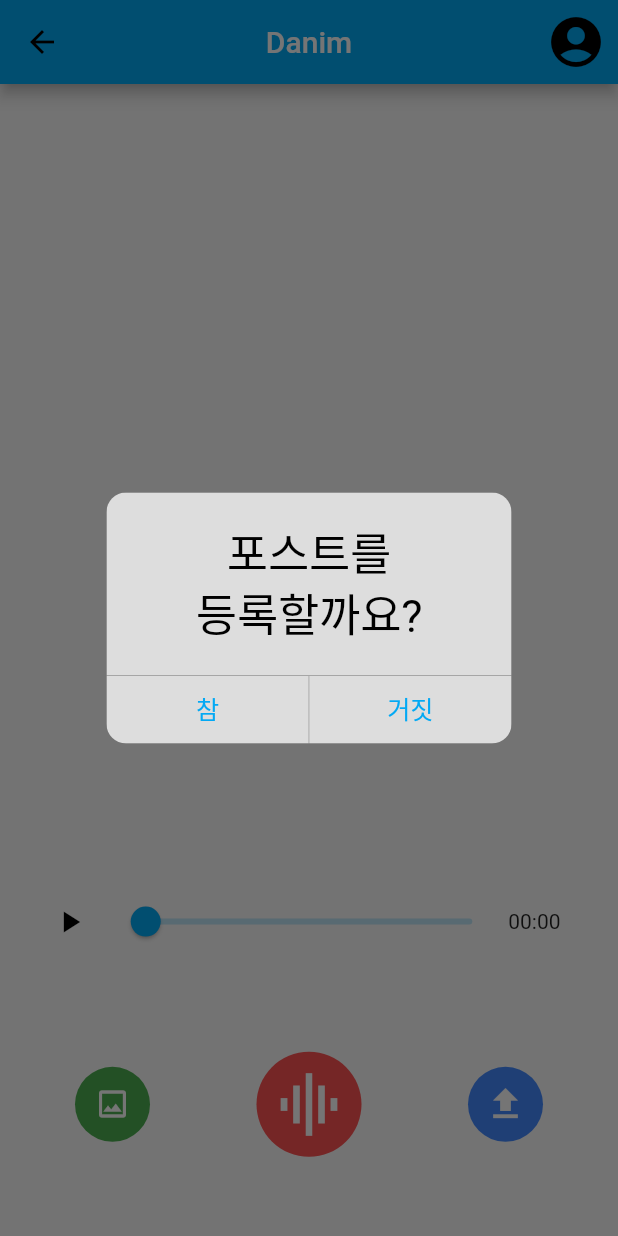
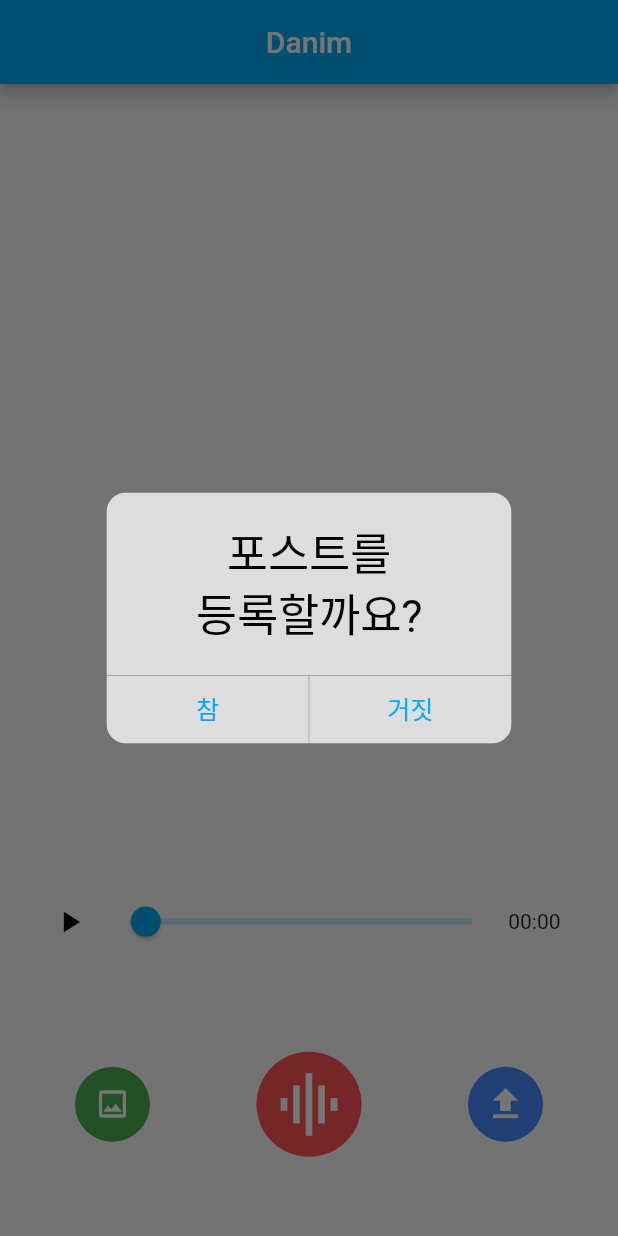
Before and after one commit to popurach/Danim, a Flutter app: the RecordView screen opened directly, after a tap on the "upload" icon, on a phone screen of 412 x 824 dp. Run offline on Flutter 3.47's test engine with Material 2 defaults, Android fonts, the phone set to English and light mode, and no system bars; drawn by our look-alikes of cached_network_image, carousel_slider; our stand-ins replace animated_bottom_navigation_bar, audioplayers, camera, device_info_plus, dio, flutter_dotenv and 9 more; missing offline and left inert: kakao_flutter_sdk, multi_image_picker_view, record; accounts and stored records are empty; network calls fail; statements that could not run were skipped; project files that could hold a hidden picture were left out.

```diff
--- a/frontend/lib/view_models/login_view_model.dart
+++ b/frontend/lib/view_models/login_view_model.dart
@@ -28,7 +28,7 @@ class LoginViewModel extends ChangeNotifier {
 
     storage.write(key: 'userUid', value: userInfo.userUid.toString());
 
-    Navigator.pushReplacement(
+    Navigator.pushAndRemoveUntil(
         context,
         PageRouteBuilder(
           pageBuilder: (_, __, ___) => MultiProvider(
@@ -41,6 +41,6 @@ class LoginViewModel extends ChangeNotifier {
             child: MyHomePage(),
           ),
         ),
-    );
+        (route) => false);
   }
 }
--- a/frontend/lib/view_models/modify_profile_view_model.dart
+++ b/frontend/lib/view_models/modify_profile_view_model.dart
@@ -10,7 +10,7 @@ import 'package:http_parser/http_parser.dart';
 import 'package:image_picker/image_picker.dart';
 
 class ModifyProfileViewModel extends ChangeNotifier {
-  final controller = TextEditingController();
+  final textEditController = TextEditingController();
   String _imagePath = '';
   XFile? _selectedImageFile;
   String _nickname = '';
@@ -18,7 +18,7 @@ class ModifyProfileViewModel extends ChangeNotifier {
   ModifyProfileViewModel(profileImageUrl, nickname) {
     _nickname = nickname;
     _imagePath = profileImageUrl;
-    controller.text = _nickname;
+    textEditController.text = _nickname;
     notifyListeners();
   }
 
--- a/frontend/lib/views/bottom_navigation.dart
+++ b/frontend/lib/views/bottom_navigation.dart
@@ -6,7 +6,8 @@ import 'package:provider/provider.dart';
 class CustomBottomNavigationBar extends StatelessWidget {
   @override
   Widget build(BuildContext context) {
-    return Consumer<AppViewModel>(builder: (context, viewModel, child) {
+    return Consumer<AppViewModel>(
+      builder: (context, viewModel, child) {
         return AnimatedBottomNavigationBar(
           icons: const [Icons.home, Icons.account_circle],
           iconSize: 40,
@@ -18,6 +19,7 @@ class CustomBottomNavigationBar extends StatelessWidget {
           },
           activeColor: Colors.lightBlue,
         );
-    });
+      },
+    );
   }
 }
--- a/frontend/lib/views/custom_app_bar.dart
+++ b/frontend/lib/views/custom_app_bar.dart
@@ -1,6 +1,7 @@
 import 'package:cached_network_image/cached_network_image.dart';
 import 'package:danim/view_models/app_view_model.dart';
 import 'package:flutter/material.dart';
+import 'package:logger/logger.dart';
 import 'package:provider/provider.dart';
 
 class CustomAppBar extends StatelessWidget implements PreferredSizeWidget {
@@ -20,7 +21,10 @@ class CustomAppBar extends StatelessWidget implements PreferredSizeWidget {
           offset: const Offset(0, 55),
           icon: CachedNetworkImage(
             imageUrl: appViewModel.imageUrl,
-            errorWidget: (_, __, ___) => const Icon(Icons.account_circle),
+            errorWidget: (_, __, ___) => const Icon(
+              Icons.account_circle,
+              color: Colors.blueGrey,
+            ),
             imageBuilder: (_, imageProvider) => Container(
               width: 80.0,
               height: 80.0,
--- a/frontend/lib/views/modify_profile.dart
+++ b/frontend/lib/views/modify_profile.dart
@@ -60,7 +60,7 @@ class ModifyProfile extends StatelessWidget {
                     child: SizedBox(
                       height: 80,
                       child: TextField(
-                        controller: viewModel.controller,
+                        controller: viewModel.textEditController,
                         onChanged: (value) {
                           viewModel.nickname = value;
                         },
--- a/frontend/lib/views/record_screen.dart
+++ b/frontend/lib/views/record_screen.dart
@@ -3,7 +3,6 @@ import 'dart:io';
 import 'package:carousel_slider/carousel_slider.dart';
 import 'package:danim/module/CupertinoAlertDialog.dart';
 import 'package:danim/view_models/app_view_model.dart';
-import 'package:danim/views/custom_app_bar.dart';
 import 'package:flutter/material.dart';
 import 'package:provider/provider.dart';
 
@@ -15,22 +14,23 @@ class RecordView extends StatelessWidget {
   @override
   Widget build(BuildContext context) {
     return SafeArea(
-      child: Consumer<AppViewModel>(builder: (context, appViewModel, child) {
+      child: Consumer<AppViewModel>(
+        builder: (context, appViewModel, _) {
           return Consumer<RecordViewModel>(
-          builder: (_, recordViewModel, child) {
+            builder: (_, recordViewModel, __) {
               return Scaffold(
-              appBar: CustomAppBar(
-                moveToModifyProfile: () {
-                  appViewModel.goModifyProfilePage();
-                },
-                logout: () {
-                  appViewModel.logout(context);
-                },
+                appBar: AppBar(
+                  automaticallyImplyLeading: false,
+                  title: const Text(
+                    'Danim',
+                    style: TextStyle(color: Colors.white),
+                  ),
+                  centerTitle: true,
                 ),
                 body: Column(
                   children: [
                     // 캐러셀
-                  Container(
+                    SizedBox(
                       height: MediaQuery.of(context).size.height * 0.60,
                       // 컨슈머로 변화 감지
                       child: CarouselSlider(
@@ -41,8 +41,10 @@ class RecordView extends StatelessWidget {
                           enlargeCenterPage: true,
                           enlargeStrategy: CenterPageEnlargeStrategy.height,
                         ),
-                          items: recordViewModel.imageList.map((file) {
-                            return Builder(builder: (BuildContext context) {
+                        items: recordViewModel.imageList.map(
+                          (file) {
+                            return Builder(
+                              builder: (BuildContext context) {
                                 return Container(
                                   margin: const EdgeInsets.all(4),
                                   child: Image.file(
@@ -50,11 +52,15 @@ class RecordView extends StatelessWidget {
                                     fit: BoxFit.cover,
                                   ),
                                 );
-                            });
-                          }).toList())),
+                              },
+                            );
+                          },
+                        ).toList(),
+                      ),
+                    ),
 
                     Container(
-                      padding: EdgeInsets.only(left: 30, right: 30),
+                        padding: const EdgeInsets.only(left: 30, right: 30),
                         height: 30,
                         child: Row(
                           mainAxisAlignment: MainAxisAlignment.center,
@@ -68,7 +74,8 @@ class RecordView extends StatelessWidget {
                                           recordViewModel.locationInfo.flag!,
                                           fit: BoxFit.fitHeight),
                                     )
-                                  : Text("")),
+                                  : Container(),
+                            ),
                             const SizedBox(
                               width: 10,
                             ),
@@ -78,11 +85,10 @@ class RecordView extends StatelessWidget {
                                     '${recordViewModel.locationInfo.country} ${recordViewModel.locationInfo.address2}'))
                           ],
                         )),
-                  Container(
-                      child: ChangeNotifierProvider<AudioPlayerViewModel>(
+                    ChangeNotifierProvider<AudioPlayerViewModel>(
                       create: (_) => recordViewModel.audioPlayerViewModel,
                       child: AudioPlayerView(),
-                  )),
+                    ),
 
                     // 버튼 컨테이너
                     Expanded(
@@ -112,7 +118,7 @@ class RecordView extends StatelessWidget {
                           ),
 
                           // 녹음 버튼
-                        Container(
+                          SizedBox(
                             width: 70,
                             height: 70,
                             child: ColoredContainer(
@@ -156,7 +162,8 @@ class RecordView extends StatelessWidget {
               );
             },
           );
-      }),
+        },
+      ),
     );
   }
 }
--- a/frontend/lib/views/timeline_detail_page.dart
+++ b/frontend/lib/views/timeline_detail_page.dart
@@ -1,7 +1,5 @@
 import 'package:cached_network_image/cached_network_image.dart';
-import 'package:danim/view_models/post_view_model.dart';
 import 'package:danim/view_models/timeline_detail_view_model.dart';
-import 'package:danim/views/post_detail.dart';
 import 'package:danim/views/post_list_item.dart';
 import 'package:flutter/material.dart';
 import 'package:provider/provider.dart';
--- a/frontend/pubspec.yaml
+++ b/frontend/pubspec.yaml
@@ -119,6 +119,7 @@ flutter:
 
   assets:
     - assets/images/
+    - assets/lottie/
     - assets/launcher_icon/
     - .env
 
```
Also changed, not shown: frontend/lib/main.dart (+6 -1 lines), frontend/lib/view_models/app_view_model.dart (+11 -5 lines), frontend/lib/view_models/my_timeline_list_view_model.dart (deleted, +0 -31 lines), frontend/lib/view_models/timeline_list_view_model.dart (+5 -6 lines), frontend/lib/views/camera_screen.dart (+18 -10 lines), frontend/lib/views/login_page.dart (+35 -1 lines), frontend/lib/views/timeline_list_page.dart (+16 -3 lines), frontend/lib/views/user_timeline_list_view.dart (+26 -33 lines). Lines whose indentation alone changed are shown as unchanged.
